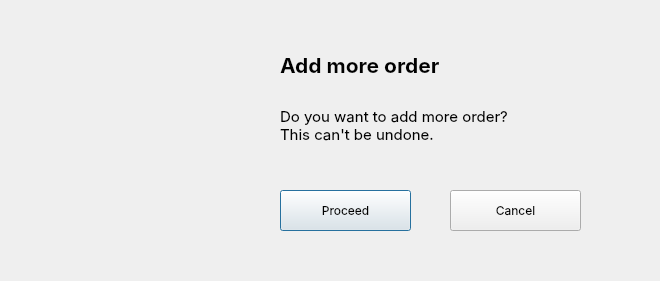
Above: POP_UP/4-Transaction Records/add_more_item.ui from GildaFeb/Transaction-Management-System before the change. Below: the same form after it.
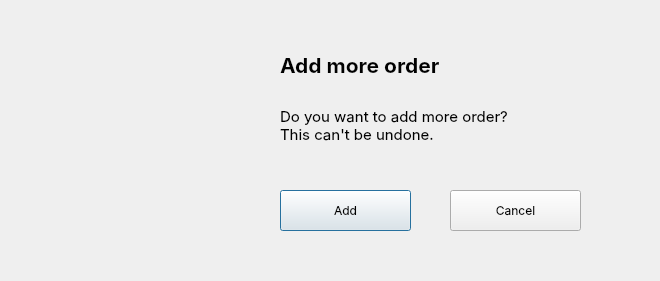
That is the form after the change. Icons and pictures are not drawn.

```diff
--- a/POP_UP/4-Transaction Records/add_more_item.ui
+++ b/POP_UP/4-Transaction Records/add_more_item.ui
@@ -48,7 +48,7 @@
     </font>
    </property>
    <property name="text">
-    <string>Proceed</string>
+    <string>Add</string>
    </property>
    <property name="default">
     <bool>false</bool>
```
Left out of the diff: 2 changed lines with no effect on the pictures.
